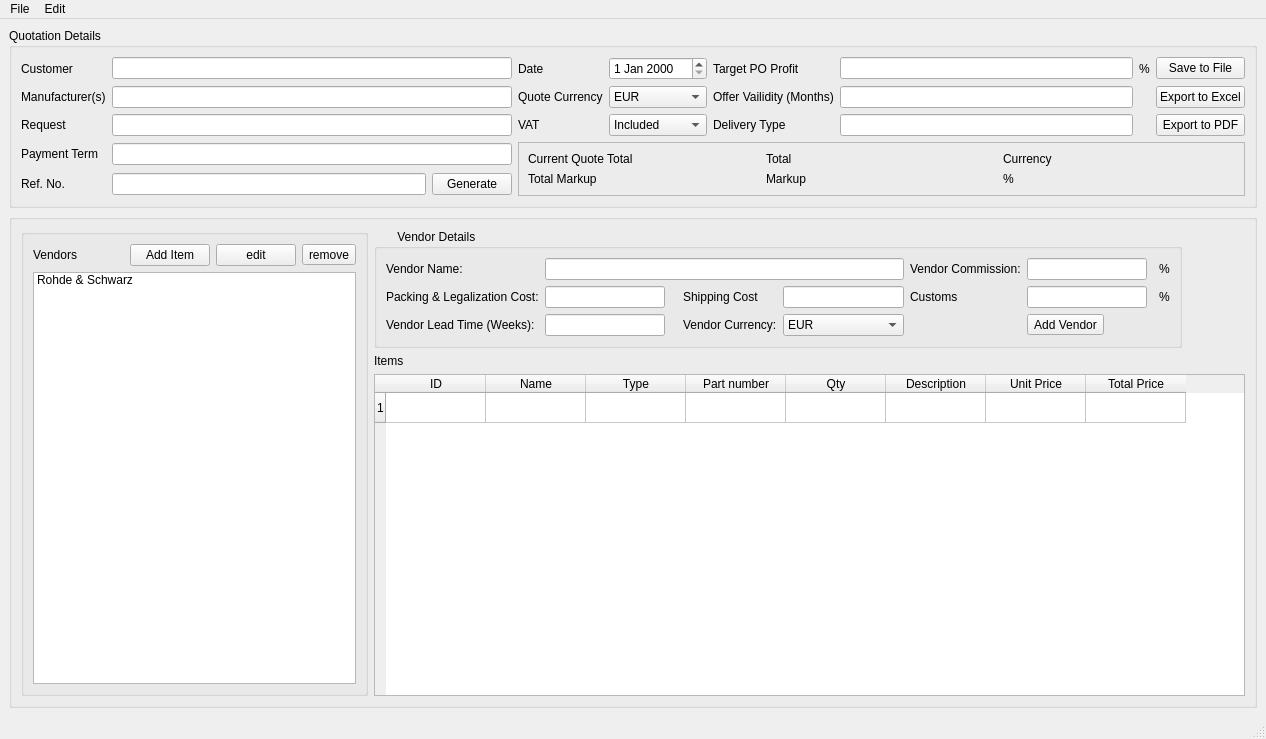
The window that QuoteCreatorQT/main_window.ui (alyashraf97/QuotationCreator) describes before a commit, drawn with Qt 5.
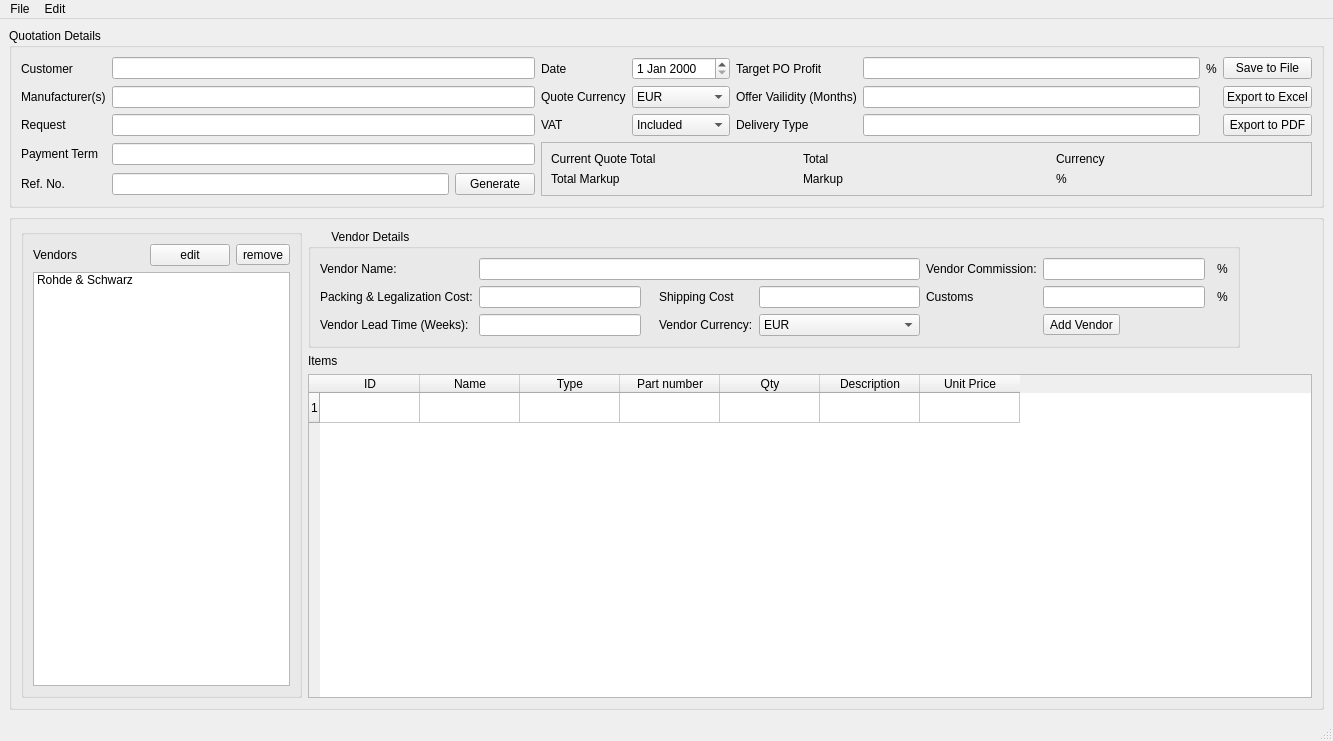
The same window after the commit.

Diff of the .ui file:
```diff
--- a/QuoteCreatorQT/main_window.ui
+++ b/QuoteCreatorQT/main_window.ui
@@ -6,8 +6,8 @@
    <rect>
     <x>0</x>
     <y>0</y>
-    <width>1266</width>
-    <height>739</height>
+    <width>1333</width>
+    <height>741</height>
    </rect>
   </property>
   <property name="sizePolicy">
@@ -188,56 +188,52 @@
           <string/>
          </property>
          <layout class="QGridLayout" name="gridLayout_5">
-          <item row="0" column="0">
-           <widget class="QLabel" name="vendors_label">
-            <property name="text">
-             <string>Vendors</string>
-            </property>
-           </widget>
-          </item>
-          <item row="0" column="2">
-           <widget class="QPushButton" name="pushButton">
-            <property name="text">
-             <string>Add Item</string>
-            </property>
-           </widget>
-          </item>
-          <item row="0" column="3">
-           <widget class="QPushButton" name="edit_selected_vendor_button">
-            <property name="text">
-             <string>edit</string>
-            </property>
-           </widget>
-          </item>
-          <item row="1" column="0" colspan="5">
-           <widget class="QListWidget" name="vendor_list">
-            <item>
-             <property name="text">
-              <string>Rohde &amp; Schwarz</string>
-             </property>
-            </item>
-           </widget>
-          </item>
-          <item row="0" column="4">
-           <widget class="QToolButton" name="remove_selected_vendor_button">
-            <property name="text">
-             <string>remove</string>
-            </property>
-           </widget>
-          </item>
           <item row="0" column="1">
            <spacer name="horizontalSpacer">
             <property name="orientation">
              <enum>Qt::Horizontal</enum>
             </property>
+            <property name="sizeType">
+             <enum>QSizePolicy::MinimumExpanding</enum>
+            </property>
             <property name="sizeHint" stdset="0">
              <size>
-              <width>40</width>
+              <width>60</width>
               <height>20</height>
              </size>
             </property>
            </spacer>
           </item>
+          <item row="0" column="2">
+           <widget class="QPushButton" name="edit_selected_vendor_button">
+            <property name="text">
+             <string>edit</string>
+            </property>
+           </widget>
+          </item>
+          <item row="0" column="3">
+           <widget class="QToolButton" name="remove_selected_vendor_button">
+            <property name="text">
+             <string>remove</string>
+            </property>
+           </widget>
+          </item>
+          <item row="0" column="0">
+           <widget class="QLabel" name="vendors_label">
+            <property name="text">
+             <string>Vendors</string>
+            </property>
+           </widget>
+          </item>
+          <item row="1" column="0" colspan="4">
+           <widget class="QListWidget" name="vendor_list">
+            <item>
+             <property name="text">
+              <string>Rohde &amp; Schwarz</string>
+             </property>
+            </item>
+           </widget>
+          </item>
          </layout>
         </widget>
        </item>
@@ -289,11 +285,6 @@
            <string>Unit Price</string>
           </property>
          </column>
-         <column>
-          <property name="text">
-           <string>Total Price</string>
-          </property>
-         </column>
         </widget>
        </item>
       </layout>
@@ -595,7 +586,7 @@
     <rect>
      <x>0</x>
      <y>0</y>
-     <width>1266</width>
+     <width>1333</width>
      <height>24</height>
     </rect>
    </property>
```
